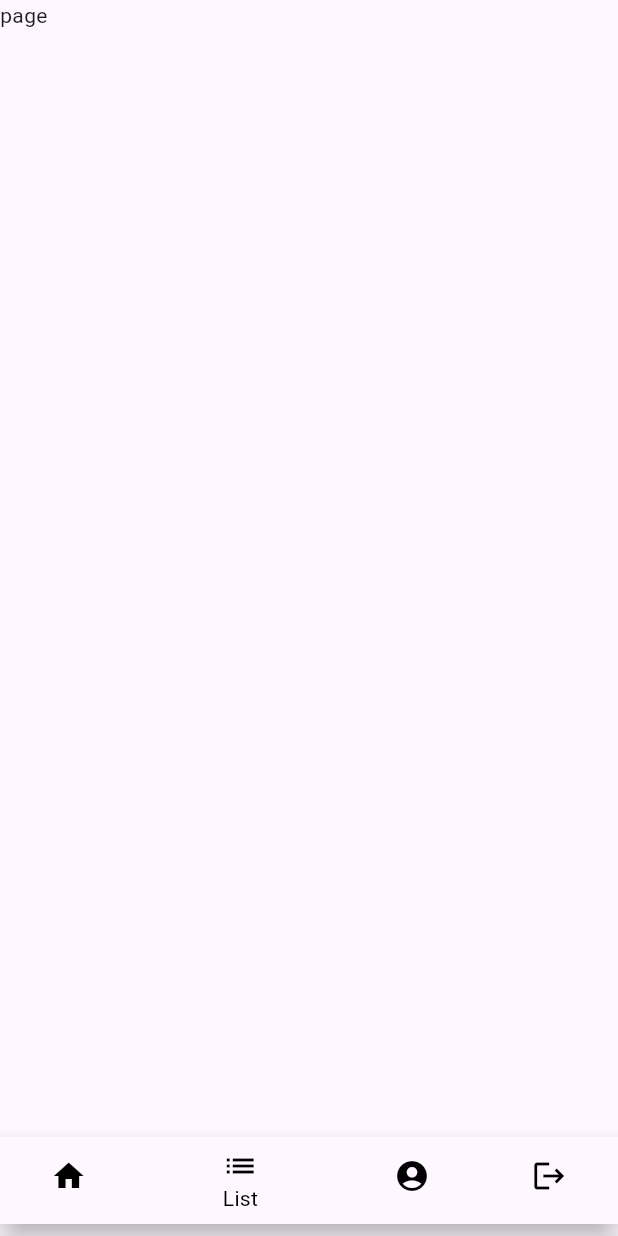
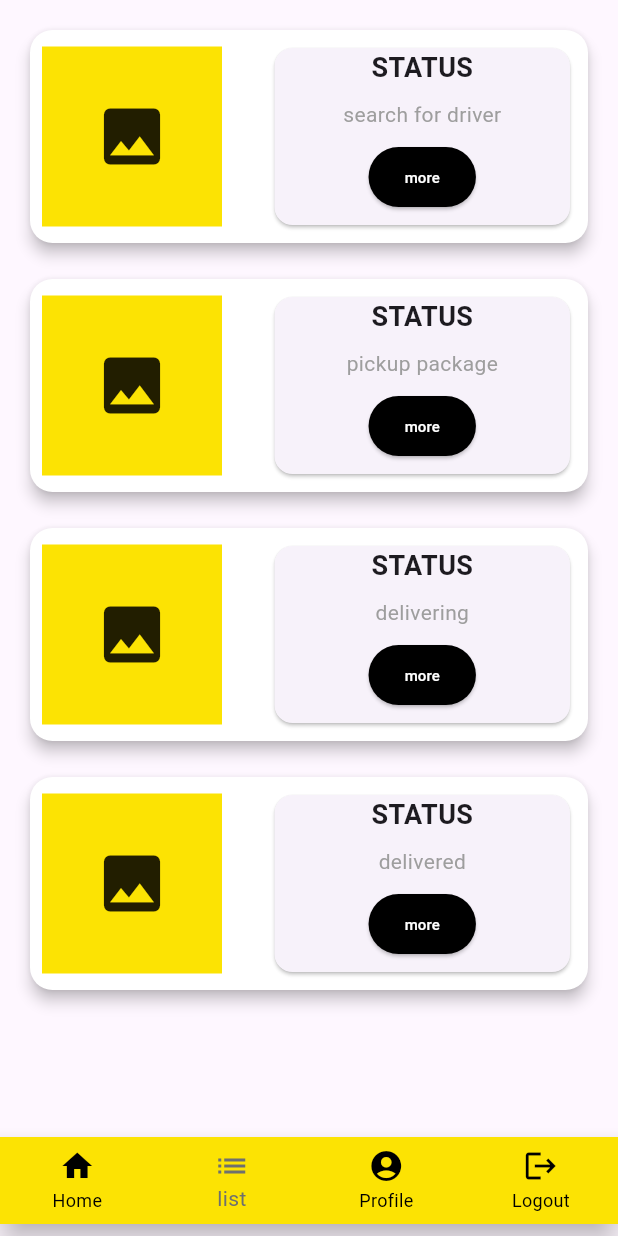
Before and after one commit to jengGod/DuckDDProject, a Flutter app: the Packagelist screen opened directly, on a phone screen of 412 x 824 dp. Run offline on Flutter 3.47's test engine with Material 3 defaults, Android fonts, the phone set to English and light mode, and no system bars; our stand-ins replace cloud_firestore, firebase_core; accounts and stored records are empty; network calls fail.

Commit message:
list status

```diff
--- a/lib/pages/checkrecivemore.dart
+++ b/lib/pages/checkrecivemore.dart
@@ -228,7 +228,7 @@ class _CheckmoreState extends State<Checkmore> {
   checkstatus(BuildContext context) {
     Navigator.pushReplacement(
       context,
-      MaterialPageRoute(builder: (context) => const LoginPage()),
+      MaterialPageRoute(builder: (context) => const Packagelist()),
     );
   }
 }
--- a/lib/pages/packagelist.dart
+++ b/lib/pages/packagelist.dart
@@ -12,29 +12,47 @@ class Packagelist extends StatefulWidget {
 
 class _PackagelistState extends State<Packagelist> {
   int selectedIndex = 1;
+  final List<Map<String, String?>> packages = [
+    {"name": "STATUS", "status": "search for driver"},
+    {"name": "STATUS", "status": "pickup package"},
+    {"name": "STATUS", "status": "delivering"},
+    {"name": "STATUS", "status": "delivered"},
+  ];
+
   @override
   Widget build(BuildContext context) {
-    return  Scaffold(
+    return Scaffold(
       bottomNavigationBar: Padding(
         padding: const EdgeInsets.symmetric(vertical: 8.0),
         child: BottomNavigationBar(
-          backgroundColor: const Color.fromARGB(255, 252, 227, 3), // ตั้งค่าสีพื้นหลังเป็นสีเหลือง
+          backgroundColor: const Color.fromARGB(255, 252, 227, 3),
           items: const [
-            BottomNavigationBarItem(icon: Icon(Icons.home), label: 'Home'),
-            BottomNavigationBarItem(icon: Icon(Icons.list), label: 'List'),
-            BottomNavigationBarItem(icon: Icon(Icons.account_circle), label: 'Profile'),
-            BottomNavigationBarItem(icon: Icon(Icons.logout), label: 'Logout'),
+            BottomNavigationBarItem(
+              icon: Icon(Icons.home),
+              label: 'Home',
+            ),
+            BottomNavigationBarItem(
+              icon: Icon(Icons.list),
+              label: 'list',
+            ),
+            BottomNavigationBarItem(
+              icon: Icon(Icons.account_circle),
+              label: 'Profile',
+            ),
+            BottomNavigationBarItem(
+              icon: Icon(Icons.logout),
+              label: 'Logout',
+            ),
           ],
           currentIndex: selectedIndex,
-          selectedItemColor: Colors.black, // สีของไอเท็มที่ถูกเลือก
-          unselectedItemColor: Colors.black, // สีของไอเท็มที่ไม่ได้ถูกเลือก
+          selectedItemColor: const Color.fromARGB(255, 110, 112, 110),
+          unselectedItemColor: Colors.black,
           onTap: (int index) {
-            if (index == 3) { // ถ้าเป็น Logout
+            if (index == 3) {
               _showLogoutDialog(context);
             } else {
               setState(() {
                 selectedIndex = index;
-                // นำทางไปยังหน้าต่าง ๆ เมื่อไอคอนถูกกด
                 if (selectedIndex == 0) {
                   Navigator.pushReplacement(
                     context,
@@ -54,11 +72,102 @@ class _PackagelistState extends State<Packagelist> {
               });
             }
           },
+          type: BottomNavigationBarType.fixed,
         ),
       ),
-      body: const Text('page'),
+      body: SingleChildScrollView(
+        child: Padding(
+          padding: const EdgeInsets.all(16.0),
+          child: Column(
+            children: [
+              ListView.builder(
+                physics: const NeverScrollableScrollPhysics(),
+                shrinkWrap: true,
+                itemCount: packages.length,
+                itemBuilder: (context, index) {
+                  return Padding(
+                    padding: const EdgeInsets.only(bottom: 16.0),
+                    child: Card(
+                      color: Colors.white,
+                      shape: RoundedRectangleBorder(
+                        borderRadius: BorderRadius.circular(15.0),
+                      ),
+                      elevation: 4,
+                      child: Row(
+                        children: [
+                          Padding(
+                            padding: const EdgeInsets.all(8.0),
+                            child: Container(
+                              color: const Color.fromARGB(255, 252, 227, 3),
+                              width: 120,
+                              height: 120,
+                              child: const Icon(Icons.image, size: 50),
+                            ),
+                          ),
+                          const SizedBox(width: 15),
+                          Expanded(
+                            child: Padding(
+                              padding: const EdgeInsets.all(8.0),
+                              child: Card(
+                                child: Column(
+                                  crossAxisAlignment: CrossAxisAlignment.center,
+                                  children: [
+                                    Text(
+                                      packages[index]['name'] ?? 'No Name', // ใช้ ?? เพื่อจัดการกับค่า null
+                                      style: const TextStyle(
+                                        fontSize: 18,
+                                        fontWeight: FontWeight.bold,
+                                      ),
+                                    ),
+                                    const SizedBox(height: 8),
+                                    Text(
+                                      packages[index]['status'] ?? 'No Status', // ใช้ ?? เพื่อจัดการกับค่า null
+                                      style: const TextStyle(
+                                        fontSize: 14,
+                                        color: Colors.grey,
+                                      ),
+                                    ),
+                                    Row(
+                                      mainAxisAlignment: MainAxisAlignment.center,
+                                      children: [
+                                        Padding(
+                                          padding: const EdgeInsets.all(8.0),
+                                          child: ElevatedButton(
+                                            onPressed: () {
+                                              More(context);
+                                            },
+                                            style: ElevatedButton.styleFrom(
+                                              backgroundColor: Colors.black,
+                                            ),
+                                            child: const Text(
+                                              'more',
+                                              style: TextStyle(
+                                                color: Colors.white,
+                                                fontSize: 10,
+                                              ),
+                                            ),
+                                          ),
+                                        ),
+                                      ],
+                                    ),
+                                  ],
+                                ),
+                              ),
+                            ),
+                          ),
+                        ],
+                      ),
+                    ),
+                  );
+                },
+              ),
+            ],
+          ),
+        ),
+      ),
     );
   }
+
   void _showLogoutDialog(BuildContext context) {
     showDialog(
       context: context,
@@ -87,4 +196,6 @@ class _PackagelistState extends State<Packagelist> {
       },
     );
   }
+
+  void More(BuildContext context) {}
 }
```
